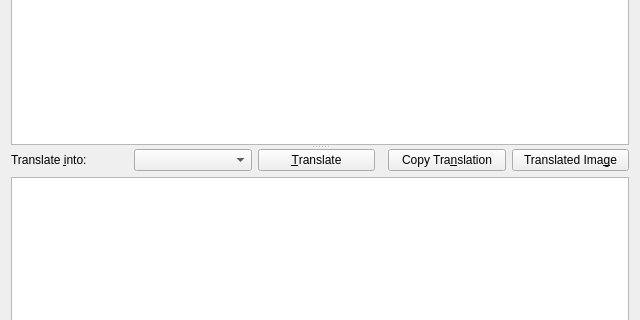
Qt form src/ocr/OcrResultDialog.ui (ChickenSeller/glimpse) before a commit; both pictures show x 0 to 640 and y 241 to 561 of the 640 by 720 pixel window.
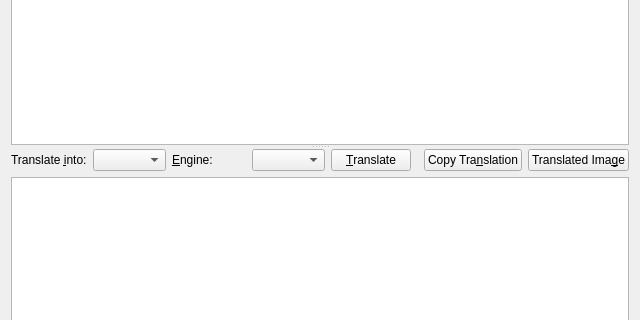
The same form after that commit.

Commit message:
Choose the translation engine in the recognition window
An Engine list beside the target language picks the engine, and for the
local engine its model, for that window only; the settings' choice is what
it opens with. It lists the engines that can translate now (online ones
with a key, offline ones this build has) and the settings' choice; a new
choice translates again once a translation was made, downloading a missing
model after asking.

The edit to the form file:
```diff
--- a/src/ocr/OcrResultDialog.ui
+++ b/src/ocr/OcrResultDialog.ui
@@ -127,6 +127,26 @@
          <item>
           <widget class="QComboBox" name="languageCombo"/>
          </item>
+         <item>
+          <widget class="QLabel" name="engineLabel">
+           <property name="text">
+            <string>&amp;Engine:</string>
+           </property>
+           <property name="buddy">
+            <cstring>engineCombo</cstring>
+           </property>
+          </widget>
+         </item>
+         <item>
+          <widget class="QComboBox" name="engineCombo">
+           <property name="toolTip">
+            <string>The translation engine or model for this window; Settings &gt; Translation sets the one it opens with</string>
+           </property>
+           <property name="sizeAdjustPolicy">
+            <enum>QComboBox::AdjustToContents</enum>
+           </property>
+          </widget>
+         </item>
          <item>
           <widget class="QPushButton" name="translateButton">
            <property name="toolTip">
```
Left out of the diff: 2 changed lines with no effect on the pictures. The commit also changes 10 other files.
